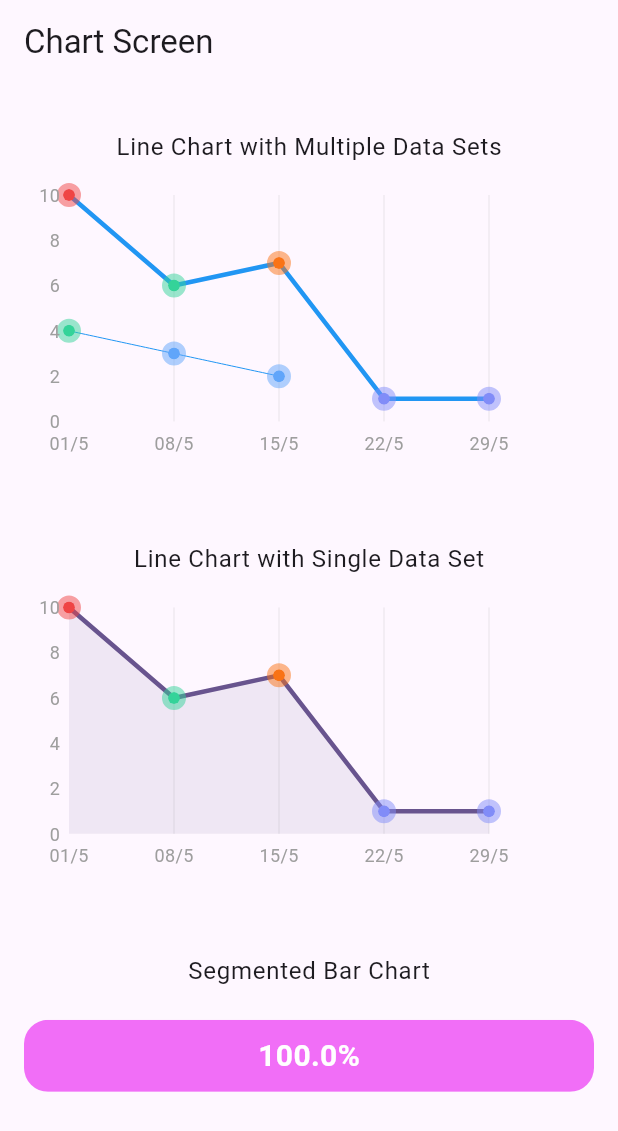
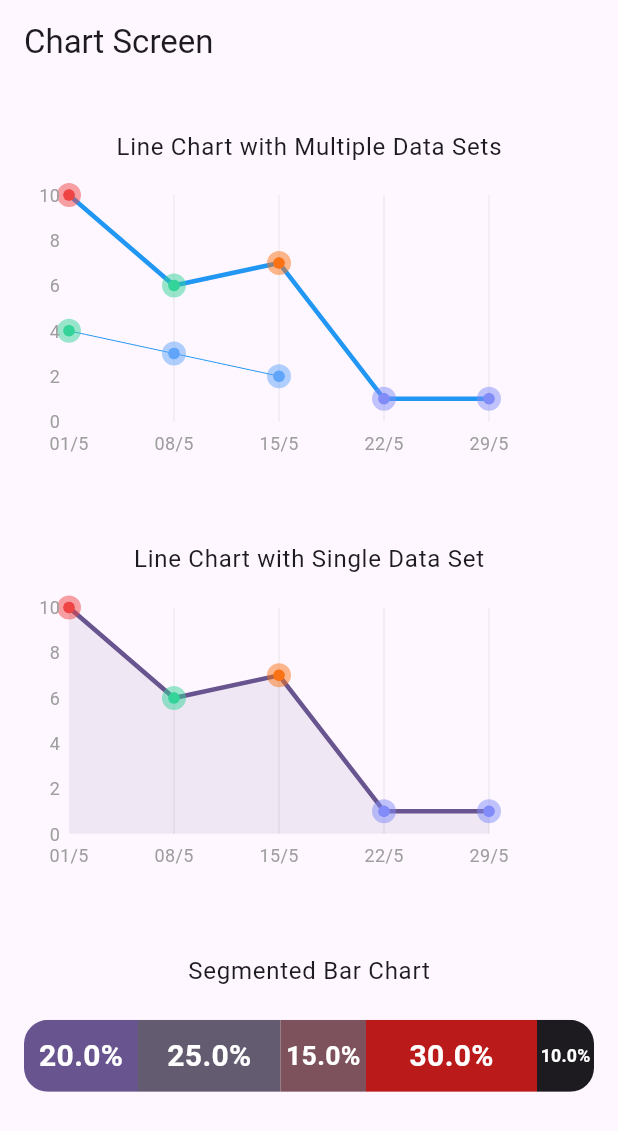
Before and after one commit to Dounder/widgets_tests, a Flutter app: the ChartScreen screen opened by its route, on a phone screen of 412 x 824 dp. Shown: the top 1131 px of the screen. Run offline on Flutter 3.47's test engine with Material 3 defaults, Android fonts, the phone set to English and light mode, and no system bars; drawn by our look-alikes of fl_chart, screenshot; our stand-ins replace bloc, equatable, flutter_bloc, flutter_dotenv, get_it, go_router.

Commit message:
feat: Add expandable list feature with dynamic item generation and routing

```diff
--- a/lib/config/app_router.dart
+++ b/lib/config/app_router.dart
@@ -24,5 +24,10 @@ List<RouteBase> _buildRoutes() {
       name: ChartScreen.name,
       builder: (context, state) => const ChartScreen(),
     ),
+    GoRoute(
+      path: '/expandable_list',
+      name: ExpandableList.name,
+      builder: (context, state) => const ExpandableList(),
+    ),
   ];
 }
--- a/lib/data/app_routes.dart
+++ b/lib/data/app_routes.dart
@@ -9,4 +9,9 @@ final List<AppRoute> appRoutes = [
     title: 'Charts',
     icon: Icons.show_chart_rounded,
   ),
+  AppRoute(
+    path: ExpandableList.name,
+    title: 'Expandable List',
+    icon: Icons.list_rounded,
+  ),
 ];
--- a/lib/data/data.dart
+++ b/lib/data/data.dart
@@ -1,3 +1,4 @@
 export 'app_routes.dart';
 export 'chart_data.dart';
 export 'colors_data.dart';
+export 'expansion_panel_data.dart';
--- a/lib/entities/entities.dart
+++ b/lib/entities/entities.dart
@@ -1,2 +1,3 @@
 export 'app_route.dart';
+export 'expansion_item.dart';
 export 'line_chart_coord.dart';
--- a/lib/screens/chart_screen.dart
+++ b/lib/screens/chart_screen.dart
@@ -49,13 +49,14 @@ class ChartScreen extends StatelessWidget {
                   style: Theme.of(context).textTheme.bodyLarge,
                 ),
                 CustomSegmentedBar(
-                  values: ChartData.getSegmentedBarValues(),
-                  colors:
-                      ChartData.getSegmentedBarValues()
-                          .asMap()
-                          .entries
-                          .map((entry) => ColorHelper.fromIndex(entry.key))
-                          .toList(),
+                  values: [20.0, 25.0, 15.0, 30.0, 10.0],
+                  colors: [
+                    colors.primary,
+                    colors.secondary,
+                    colors.tertiary,
+                    colors.error,
+                    colors.onSurface,
+                  ],
                 ),
 
                 const SizedBox(height: 10),
--- a/lib/screens/screens.dart
+++ b/lib/screens/screens.dart
@@ -1,3 +1,4 @@
 export 'chart_screen.dart';
+export 'expandable_list.dart';
 export 'home_screen.dart';
 export 'map_screen.dart';
```
Also changed, not shown: lib/data/expansion_panel_data.dart (added, +22 -0 lines), lib/entities/expansion_item.dart (added, +40 -0 lines), lib/screens/expandable_list.dart (added, +60 -0 lines), 1 other file.
